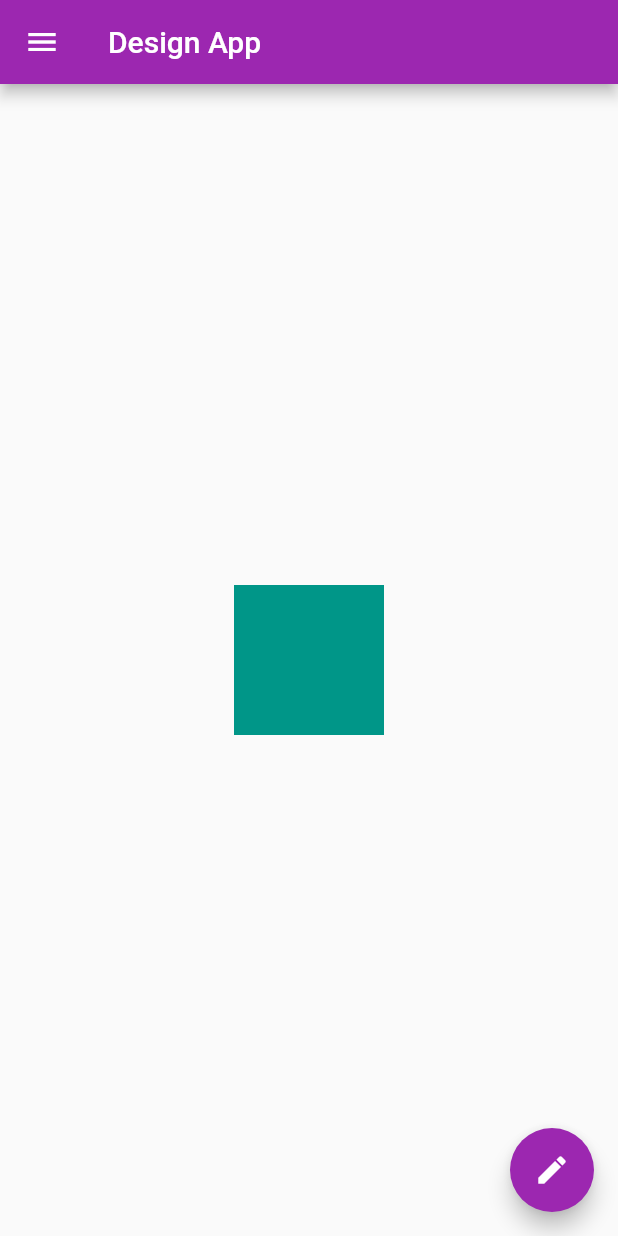
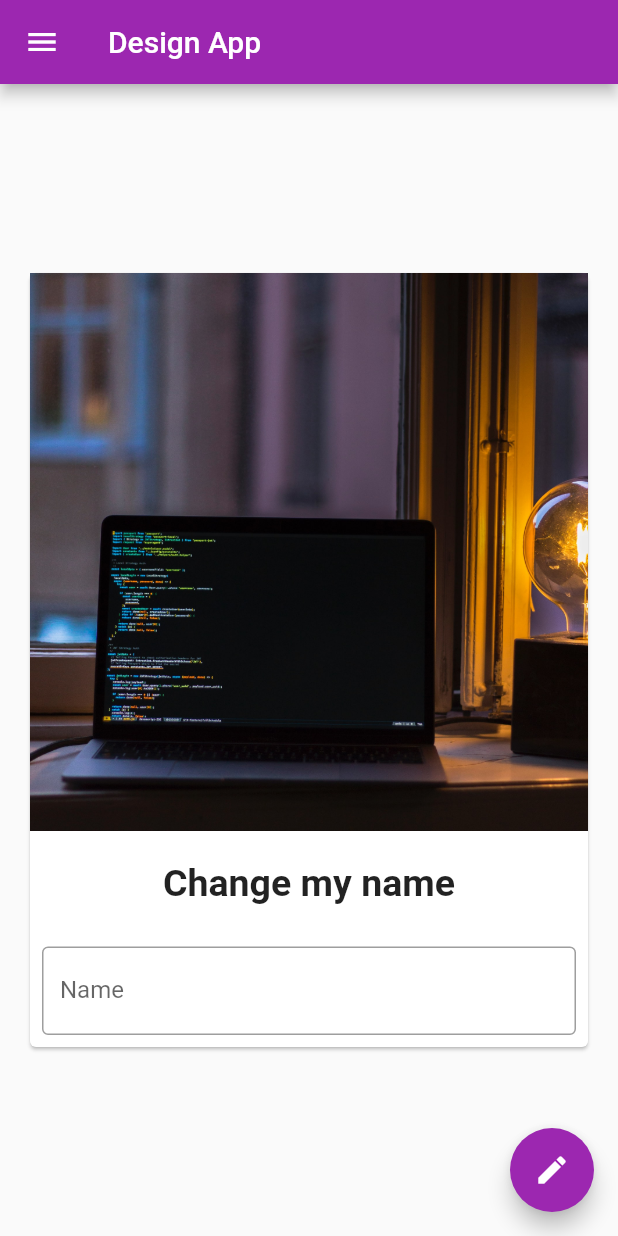
Before and after one commit to vinnAnony/design-app, a Flutter app: the screen it shows after launch, on a phone screen of 412 x 824 dp. Run offline on Flutter 3.47's test engine with Material 2 defaults, Android fonts, the phone set to English and light mode, and no system bars.

Commit message:
added scrollable card

```diff
--- a/lib/main.dart
+++ b/lib/main.dart
@@ -15,12 +15,37 @@ class HomePage extends StatelessWidget {
           title: Text("Design App"),
         ),
         body: Center(
-          child: Container(
-            height: 100,
-            width: 100,
-            color: Colors.teal,
+            child: Padding(
+          padding: const EdgeInsets.all(16.0),
+          child: SingleChildScrollView(
+            child: Card(
+              child: Column(
+                children: [
+                  Image.asset("assets/images/bg.jpg"),
+                  SizedBox(
+                    height: 20,
+                  ),
+                  Text(
+                    "Change my name",
+                    style: TextStyle(fontSize: 25, fontWeight: FontWeight.bold),
+                  ),
+                  SizedBox(
+                    height: 20,
+                  ),
+                  Padding(
+                    padding: const EdgeInsets.all(8.0),
+                    child: TextField(
+                      decoration: InputDecoration(
+                          border: OutlineInputBorder(),
+                          hintText: "Enter new name",
+                          labelText: "Name"),
+                    ),
+                  )
+                ],
+              ),
+            ),
           ),
-        ),
+        )),
         drawer: Drawer(
           child: ListView(
             padding: const EdgeInsets.all(0),
--- a/pubspec.yaml
+++ b/pubspec.yaml
@@ -45,9 +45,8 @@ flutter:
   uses-material-design: true
 
   # To add assets to your application, add an assets section, like this:
-  # assets:
-  #   - images/a_dot_burr.jpeg
-  #   - images/a_dot_ham.jpeg
+  assets:
+    - assets/images/bg.jpg
 
   # An image asset can refer to one or more resolution-specific "variants", see
   # https://flutter.dev/assets-and-images/#resolution-aware.
```
Also changed, not shown: assets/images/bg.jpg (added).
